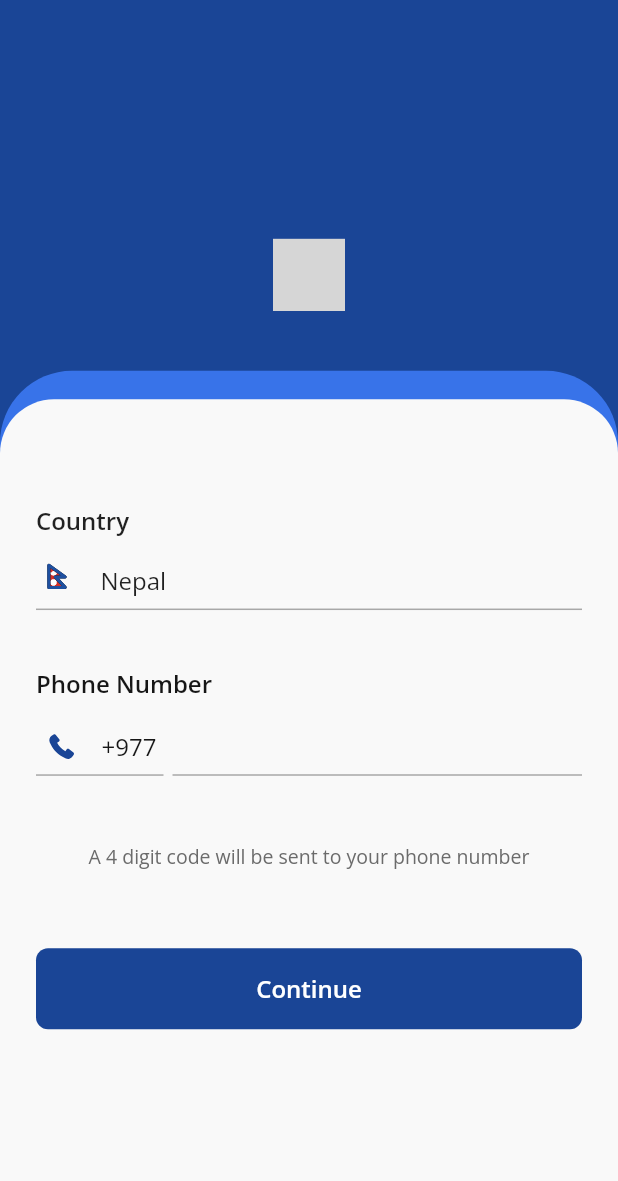
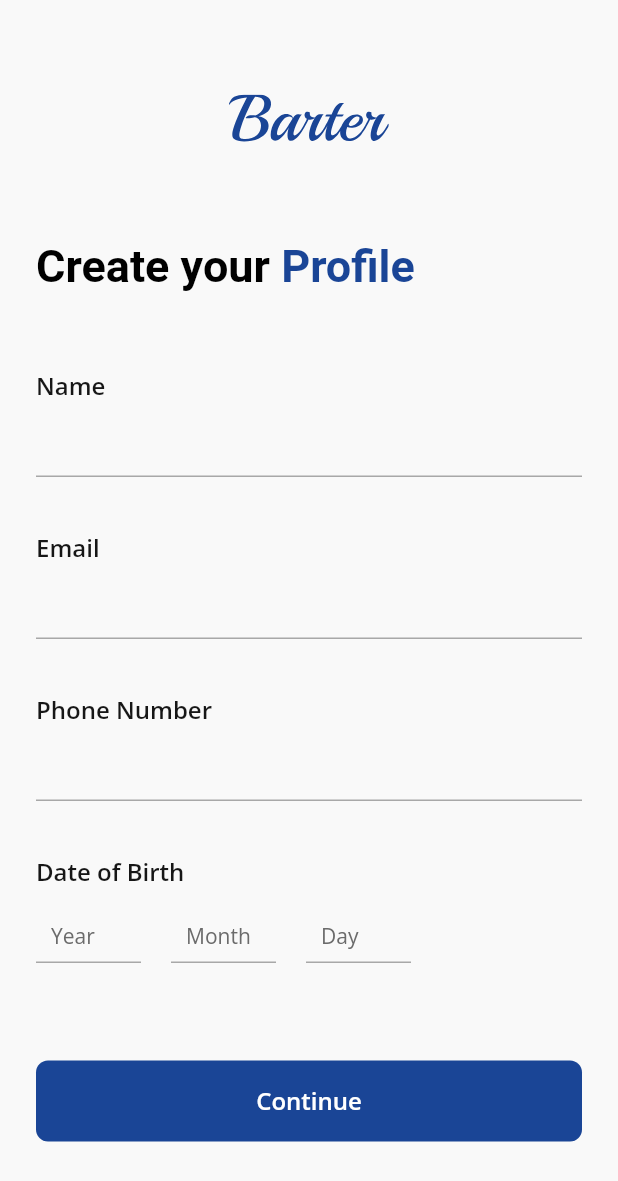
Before and after one commit to skybaseinnovations/barternp-app, a Flutter app: the screen it shows after launch, on a phone screen of 412 x 824 dp. Shown: the top 1181 px of the screen. Run offline on Flutter 3.47's test engine with Material 2 defaults, Android fonts, the phone set to English and light mode, and no system bars; our stand-ins replace flutter_svg, get, pinput; grey boxes are pictures that could not be loaded.

Commit message:
adding verification and create profile page

```diff
--- /dev/null
+++ b/lib/controller/auth/create_profile_page_controller.dart
@@ -0,0 +1,16 @@
+import 'package:flutter/material.dart';
+import 'package:get/get.dart';
+
+class CreateProfilePageController extends GetxController {
+  TextEditingController nameController = TextEditingController();
+  TextEditingController emailController = TextEditingController();
+  TextEditingController phoneNumberController = TextEditingController();
+  TextEditingController yearController = TextEditingController();
+  TextEditingController monthController = TextEditingController();
+  TextEditingController dayController = TextEditingController();
+  var formKey = GlobalKey<FormState>();
+
+  void onSubmit() async {
+    if (formKey.currentState!.validate()) {}
+  }
+}
--- /dev/null
+++ b/lib/controller/auth/verification_page_controller.dart
@@ -0,0 +1,6 @@
+import 'package:flutter/material.dart';
+import 'package:get/get.dart';
+
+class VerificationPageController extends GetxController {
+  TextEditingController verificationNumberController = TextEditingController();
+}
--- a/lib/main.dart
+++ b/lib/main.dart
@@ -1,4 +1,6 @@
 import 'package:barter_app_2023/utils/pages.dart';
+import 'package:barter_app_2023/views/auth/create_profile_page.dart';
+import 'package:barter_app_2023/views/auth/verification_page.dart';
 // import 'package:barter_app_2023/views/auth/login_page.dart';
 import 'package:barter_app_2023/views/splash_page.dart';
 import 'package:flutter/material.dart';
@@ -18,7 +20,7 @@ class BarterApp extends StatelessWidget {
         fontFamily: "Open Sans",
       ),
       debugShowCheckedModeBanner: false,
-      initialRoute: SplashPage.routeName,
+      initialRoute: CreateProfilePage.routeName,
       getPages: getPages,
     );
   }
--- a/lib/utils/image_paths.dart
+++ b/lib/utils/image_paths.dart
@@ -1,5 +1,5 @@
 class ImagePath {
-  static const String barterLogoPath = "assets/image/logo.svg";
+  static const String barterLogoPath = "assets/images/logo.svg";
   static const String nepalFlagPath = "assets/images/nepal_flag.svg";
   static const String phoneIconPath = "assets/images/phone.svg";
 }
--- a/lib/utils/pages.dart
+++ b/lib/utils/pages.dart
@@ -1,6 +1,10 @@
+import 'package:barter_app_2023/controller/auth/create_profile_page_controller.dart';
 import 'package:barter_app_2023/controller/auth/login_page_controller.dart';
+import 'package:barter_app_2023/controller/auth/verification_page_controller.dart';
 import 'package:barter_app_2023/controller/splash_page_controller.dart';
+import 'package:barter_app_2023/views/auth/create_profile_page.dart';
 import 'package:barter_app_2023/views/auth/login_page.dart';
+import 'package:barter_app_2023/views/auth/verification_page.dart';
 import 'package:barter_app_2023/views/splash_page.dart';
 import 'package:get/get.dart';
 
@@ -19,7 +23,25 @@ var getPages = [
     page: () => LoginPage(),
     binding: BindingsBuilder(
       () {
-        () => Get.lazyPut(() => LoginPageController());
+        Get.lazyReplace(() => LoginPageController());
+      },
+    ),
+  ),
+  GetPage(
+    name: VerificationPage.routeName,
+    page: () => VerificationPage(),
+    binding: BindingsBuilder(
+      () {
+        Get.lazyReplace(() => VerificationPageController());
+      },
+    ),
+  ),
+  GetPage(
+    name: CreateProfilePage.routeName,
+    page: () => CreateProfilePage(),
+    binding: BindingsBuilder(
+      () {
+        Get.lazyReplace(() => CreateProfilePageController());
       },
     ),
   ),
--- /dev/null
+++ b/lib/views/auth/create_profile_page.dart
@@ -0,0 +1,231 @@
+import 'package:barter_app_2023/controller/auth/create_profile_page_controller.dart';
+import 'package:barter_app_2023/utils/colors.dart';
+import 'package:barter_app_2023/utils/validators.dart';
+import 'package:barter_app_2023/widget/custom/custom_elevated_button.dart';
+
+import 'package:flutter/material.dart';
+import 'package:flutter_svg/svg.dart';
+import 'package:get/get.dart';
+
+import '../../utils/image_paths.dart';
+import '../../widget/custom/custom_underline_text_field.dart';
+
+class CreateProfilePage extends StatelessWidget {
+  static const String routeName = "/createProfilePage/";
+  // final vpc = Get.find<CreateProfilePageController>();
+  final CreateProfilePageController cppc = Get.put(CreateProfilePageController());
+
+  CreateProfilePage({super.key});
+
+  @override
+  Widget build(BuildContext context) {
+    return GestureDetector(
+      onTap: () {
+        FocusScope.of(context).unfocus();
+      },
+      child: Scaffold(
+        backgroundColor: AppColor.backgroundGreyColor,
+        body: SafeArea(
+          child: Padding(
+            padding: const EdgeInsets.symmetric(horizontal: 24, vertical: 32),
+            child: Form(
+              key: cppc.formKey,
+              child: Center(
+                child: SingleChildScrollView(
+                  child: Column(
+                    crossAxisAlignment: CrossAxisAlignment.start,
+                    children: [
+                      Center(
+                        child: SvgPicture.asset(
+                          ImagePath.barterLogoPath,
+                          colorFilter:
+                              const ColorFilter.mode(AppColor.primaryColor, BlendMode.srcIn),
+                          height: 32,
+                        ),
+                      ),
+                      const SizedBox(
+                        height: 65,
+                      ),
+                      RichText(
+                        text: const TextSpan(
+                          text: 'Create your ',
+                          style: TextStyle(
+                            fontSize: 30,
+                            color: Colors.black,
+                            fontWeight: FontWeight.w600,
+                          ),
+                          children: <TextSpan>[
+                            TextSpan(
+                              text: 'Profile',
+                              style: TextStyle(
+                                fontSize: 30,
+                                color: AppColor.primaryColor,
+                                fontWeight: FontWeight.w600,
+                              ),
+                            ),
+                          ],
+                        ),
+                      ),
+                      const SizedBox(
+                        height: 51,
+                      ),
+                      //for name field
+                      const Text(
+                        "Name",
+                        style: TextStyle(
+                          fontSize: 16,
+                          color: AppColor.primaryTextColor,
+                          fontWeight: FontWeight.w600,
+                        ),
+                      ),
+                      const SizedBox(
+                        height: 12,
+                      ),
+                      CustomOutlineBorderTextField(
+                        controller: cppc.nameController,
+                        fillColor: AppColor.backgroundGreyColor,
+                        textInputAction: TextInputAction.done,
+                        textInputType: TextInputType.text,
+                        validator: Validators.checkFieldEmpty,
+                      ),
+
+                      const SizedBox(
+                        height: 36,
+                      ),
+                      //for email field
+                      const Text(
+                        "Email",
+                        style: TextStyle(
+                          fontSize: 16,
+                          color: AppColor.primaryTextColor,
+                          fontWeight: FontWeight.w600,
+                        ),
+                      ),
+                      const SizedBox(
+                        height: 12,
+                      ),
+                      CustomOutlineBorderTextField(
+                        controller: cppc.emailController,
+                        fillColor: AppColor.backgroundGreyColor,
+                        textInputAction: TextInputAction.done,
+                        textInputType: TextInputType.emailAddress,
+                        validator: Validators.checkEmailField,
+                      ),
+
+                      const SizedBox(
+                        height: 36,
+                      ),
+                      //for phone number field
+                      const Text(
+                        "Phone Number",
+                        style: TextStyle(
+                          fontSize: 16,
+                          color: AppColor.primaryTextColor,
+                          fontWeight: FontWeight.w600,
+                        ),
+                      ),
+                      const SizedBox(
+                        height: 12,
+                      ),
+                      CustomOutlineBorderTextField(
+                        controller: cppc.phoneNumberController,
+                        fillColor: AppColor.backgroundGreyColor,
+                        textInputAction: TextInputAction.done,
+                        textInputType: TextInputType.number,
+                        validator: Validators.checkPhoneField,
+                      ),
+
+                      const SizedBox(
+                        height: 36,
+                      ),
+                      //for dob field
+                      const Text(
+                        "Date of Birth",
+                        style: TextStyle(
+                          fontSize: 16,
+                          color: AppColor.primaryTextColor,
+                          fontWeight: FontWeight.w600,
+                        ),
+                      ),
+                      const SizedBox(
+                        height: 12,
+                      ),
+
+                      Row(
+                        crossAxisAlignment: CrossAxisAlignment.end,
+                        children: [
+                          SizedBox(
+                            width: 70,
+                            child: CustomOutlineBorderTextField(
+                              hint: "Year",
+                              hintStyle: const TextStyle(
+                                fontSize: 14,
+                                color: AppColor.secondaryTextColor,
+                                fontWeight: FontWeight.w400,
+                              ),
+                              controller: cppc.yearController,
+                              fillColor: AppColor.backgroundGreyColor,
+                              textInputAction: TextInputAction.done,
+                              textInputType: TextInputType.datetime,
+                              validator: Validators.checkFieldEmpty,
+                            ),
+                          ),
+                          const SizedBox(
+                            width: 20,
+                          ),
+                          SizedBox(
+                            width: 70,
+                            child: CustomOutlineBorderTextField(
+                              hint: "Month",
+                              hintStyle: const TextStyle(
+                                fontSize: 14,
+                                color: AppColor.secondaryTextColor,
+                                fontWeight: FontWeight.w400,
+                              ),
+                              controller: cppc.monthController,
+                              fillColor: AppColor.backgroundGreyColor,
+                              textInputAction: TextInputAction.done,
+                              textInputType: TextInputType.datetime,
+                              validator: Validators.checkFieldEmpty,
+                            ),
+                          ),
+                          const SizedBox(
+                            width: 20,
+                          ),
+                          SizedBox(
+                            width: 70,
+                            child: CustomOutlineBorderTextField(
+                              hint: "Day",
+                              hintStyle: const TextStyle(
+                                fontSize: 14,
+                                color: AppColor.secondaryTextColor,
+                                fontWeight: FontWeight.w400,
+                              ),
+                              controller: cppc.dayController,
+                              fillColor: AppColor.backgroundGreyColor,
+                              textInputAction: TextInputAction.done,
+                              textInputType: TextInputType.datetime,
+                              validator: Validators.checkFieldEmpty,
+                            ),
+                          ),
+                        ],
+                      ),
+
+                      const SizedBox(
+                        height: 65,
+                      ),
+                      CustomElevatedButton(
+                        title: "Continue",
+                        onTap: cppc.onSubmit,
+                      ),
+                    ],
+                  ),
+                ),
+              ),
+            ),
+          ),
+        ),
+      ),
+    );
+  }
+}
--- a/lib/views/auth/login_page.dart
+++ b/lib/views/auth/login_page.dart
@@ -1,21 +1,26 @@
 import 'package:barter_app_2023/controller/auth/login_page_controller.dart';
 import 'package:barter_app_2023/utils/colors.dart';
+import 'package:barter_app_2023/views/auth/verification_page.dart';
+import 'package:barter_app_2023/widget/custom/custom_elevated_button.dart';
+import 'package:barter_app_2023/widget/custom/custom_underline_text_field.dart';
 import 'package:flutter/material.dart';
 import 'package:flutter_svg/svg.dart';
 import 'package:get/get.dart';
-import 'package:get/route_manager.dart';
 
 import '../../utils/image_paths.dart';
 
 class LoginPage extends StatelessWidget {
   static const String routeName = "/loginPage/";
-  // final lpc = Get.find<LoginPageController>();
-  final LoginPageController lpc = Get.put(LoginPageController());
+  final lpc = Get.find<LoginPageController>();
   LoginPage({super.key});
 
   @override
   Widget build(BuildContext context) {
-    return Scaffold(
+    return GestureDetector(
+      onTap: () {
+        FocusScope.of(context).unfocus();
+      },
+      child: Scaffold(
         backgroundColor: AppColor.primaryColor,
         body: Center(
           child: Column(
@@ -65,6 +70,7 @@ class LoginPage extends StatelessWidget {
                             "Country",
                             style: TextStyle(
                               fontSize: 16,
+                              color: Colors.black,
                               fontWeight: FontWeight.w600,
                             ),
                           ),
@@ -144,26 +150,12 @@ class LoginPage extends StatelessWidget {
                               Expanded(
                                 child: Column(
                                   children: [
-                                  TextFormField(
-                                    cursorColor: AppColor.tertiaryTextColor,
-                                    style: const TextStyle(
-                                      fontSize: 16,
-                                      color: AppColor.primaryTextColor,
-                                      fontWeight: FontWeight.w400,
-                                    ),
+                                    CustomOutlineBorderTextField(
                                       controller: lpc.phoneFieldController,
-                                    decoration: const InputDecoration(
-                                      contentPadding:
-                                          EdgeInsets.symmetric(horizontal: 10, vertical: 8),
-                                      isDense: true,
-                                      enabledBorder: UnderlineInputBorder(
-                                        borderSide: BorderSide(color: AppColor.tertiaryTextColor),
-                                      ),
-                                      focusedBorder: UnderlineInputBorder(
-                                        borderSide: BorderSide(color: AppColor.tertiaryTextColor),
-                                      ),
-                                    ),
-                                  ),
+                                      fillColor: AppColor.backgroundGreyColor,
+                                      textInputAction: TextInputAction.done,
+                                      textInputType: TextInputType.number,
+                                    )
                                   ],
                                 ),
                               )
@@ -185,23 +177,12 @@ class LoginPage extends StatelessWidget {
                           const SizedBox(
                             height: 52,
                           ),
-                        ElevatedButton(
-                          style: ElevatedButton.styleFrom(
-                              padding: const EdgeInsets.symmetric(vertical: 16),
-                              minimumSize: const Size.fromHeight(50),
-                              backgroundColor: AppColor.primaryColor,
-                              shape: RoundedRectangleBorder(borderRadius: BorderRadius.circular(8)),
-                              elevation: 0),
-                          onPressed: () {},
-                          child: const Text(
-                            "Continue",
-                            style: TextStyle(
-                              fontSize: 16,
-                              color: Color(0xFFFFFFFF),
-                              fontWeight: FontWeight.w600,
+                          CustomElevatedButton(
+                            title: "Continue",
+                            onTap: () {
+                              Get.toNamed(VerificationPage.routeName);
+                            },
                           ),
-                          ),
-                        )
                         ],
                       ),
                     ),
@@ -211,6 +192,7 @@ class LoginPage extends StatelessWidget {
             ],
           ),
         ),
+      ),
     );
   }
 }
--- /dev/null
+++ b/lib/widget/custom/custom_elevated_button.dart
@@ -0,0 +1,39 @@
+import 'package:barter_app_2023/utils/colors.dart';
+import 'package:flutter/material.dart';
+
+class CustomElevatedButton extends StatelessWidget {
+  final String title;
+  final VoidCallback onTap;
+  final double height;
+  final bool isDisabled;
+  final Color? backGroundColor;
+  final Color? textColor;
+  const CustomElevatedButton(
+      {super.key,
+      required this.title,
+      required this.onTap,
+      this.height = 50,
+      this.isDisabled = false,
+      this.backGroundColor = AppColor.tertiaryTextColor,
+      this.textColor});
+
+  @override
+  Widget build(BuildContext context) {
+    return ElevatedButton(
+        style: ElevatedButton.styleFrom(
+            elevation: 0,
+            backgroundColor: AppColor.primaryColor,
+            minimumSize: Size.fromHeight(height),
+            padding: const EdgeInsets.symmetric(vertical: 16),
+            shape: RoundedRectangleBorder(borderRadius: BorderRadius.circular(8))),
+        onPressed: isDisabled ? null : onTap,
+        child: Text(
+          title,
+          style: TextStyle(
+            color: textColor ?? Colors.white,
+            fontSize: 16,
+            fontWeight: FontWeight.w600,
+          ),
+        ));
+  }
+}
--- /dev/null
+++ b/lib/widget/custom/custom_underline_text_field.dart
@@ -0,0 +1,90 @@
+import 'package:flutter/material.dart';
+
+import '../../utils/colors.dart';
+
+class CustomOutlineBorderTextField extends StatelessWidget {
+  final Function(String)? onValueChange;
+  final FocusNode? focusNode;
+  final String? hint;
+  final TextEditingController? controller;
+  final String? Function(String?)? validator;
+  final TextInputAction textInputAction;
+  final TextInputType textInputType;
+  final Color? border;
+  final Color? fillColor;
+  final bool? readOnly;
+  final bool? showError;
+  final bool? autofocus;
+  final String? labelText;
+  final double borderRadius;
+  final Function()? onTap;
+  final Function(String)? onSubmitted;
+  final int? maxCharacters;
+  final TextCapitalization textCapitalization;
+  final TextStyle? hintStyle;
+
+  const CustomOutlineBorderTextField({
+    super.key,
+    this.fillColor,
+    this.hint,
+    this.onValueChange,
+    this.controller,
+    this.validator,
+    required this.textInputAction,
+    required this.textInputType,
+    this.border,
+    this.readOnly = false,
+    this.showError = true,
+    this.textCapitalization = TextCapitalization.sentences,
+    this.onTap,
+    this.onSubmitted,
+    this.autofocus = false,
+    this.maxCharacters,
+    this.focusNode,
+    this.labelText,
+    this.borderRadius = 30,
+    this.hintStyle,
+  });
+
+  @override
+  Widget build(BuildContext context) {
+    return TextFormField(
+      focusNode: focusNode,
+      maxLength: maxCharacters,
+      autofocus: autofocus!,
+      textCapitalization: textCapitalization,
+      onFieldSubmitted: onSubmitted,
+      onTap: (onTap != null) ? onTap! : null,
+      readOnly: (readOnly == null) ? false : readOnly!,
+      keyboardType: textInputType,
+      textInputAction: textInputAction,
+      maxLines: 1,
+      validator: (validator != null) ? validator : null,
+      controller: (controller != null) ? controller : null,
+      cursorColor: AppColor.tertiaryTextColor,
+      onChanged: (text) {
+        if (onValueChange != null) {
+          onValueChange!(text);
+        }
+      },
+      style: const TextStyle(
+        fontSize: 16,
+        color: AppColor.primaryTextColor,
+        fontWeight: FontWeight.w400,
+      ),
+      decoration: InputDecoration(
+        fillColor: fillColor ?? Colors.white,
+        contentPadding: const EdgeInsets.symmetric(horizontal: 10, vertical: 8),
+        isDense: true,
+        enabledBorder: const UnderlineInputBorder(
+          borderSide: BorderSide(color: AppColor.tertiaryTextColor),
+        ),
+        focusedBorder: const UnderlineInputBorder(
+          borderSide: BorderSide(color: AppColor.tertiaryTextColor),
+        ),
+        hintText: hint,
+        hintStyle: hintStyle,
+      ),
+    );
+  }
+}
--- a/pubspec.yaml
+++ b/pubspec.yaml
@@ -33,6 +33,7 @@ dependencies:
     sdk: flutter
   flutter_svg: ^2.0.6
   get: ^4.6.5
+  pinput: ^2.2.31
 
 dev_dependencies:
   flutter_lints: ^2.0.0
```
Also changed, not shown: lib/utils/validators.dart (added, +81 -0 lines), lib/views/auth/verification_page.dart (added, +163 -0 lines), pubspec.lock, 6 other files. Lines whose indentation alone changed are shown as unchanged.
